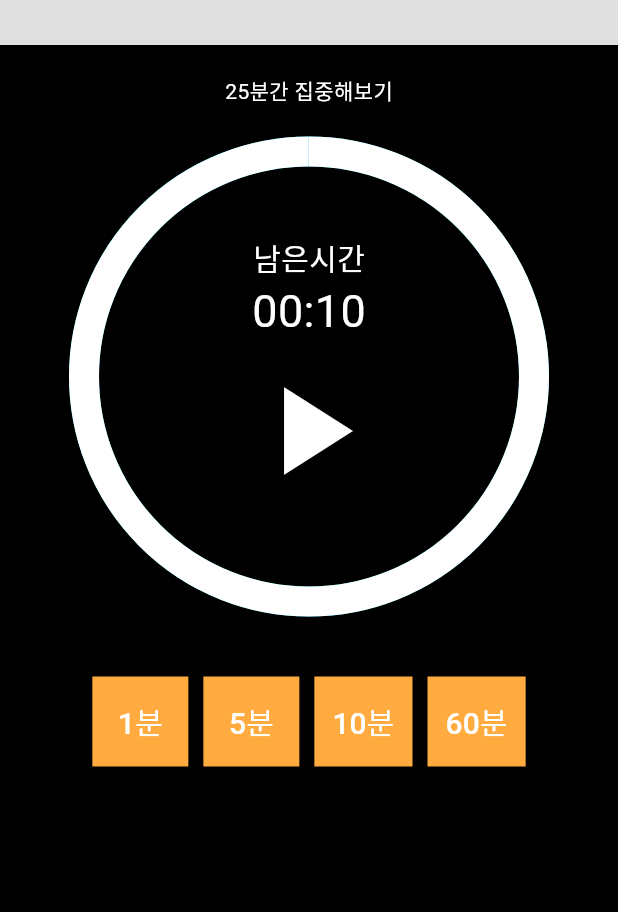
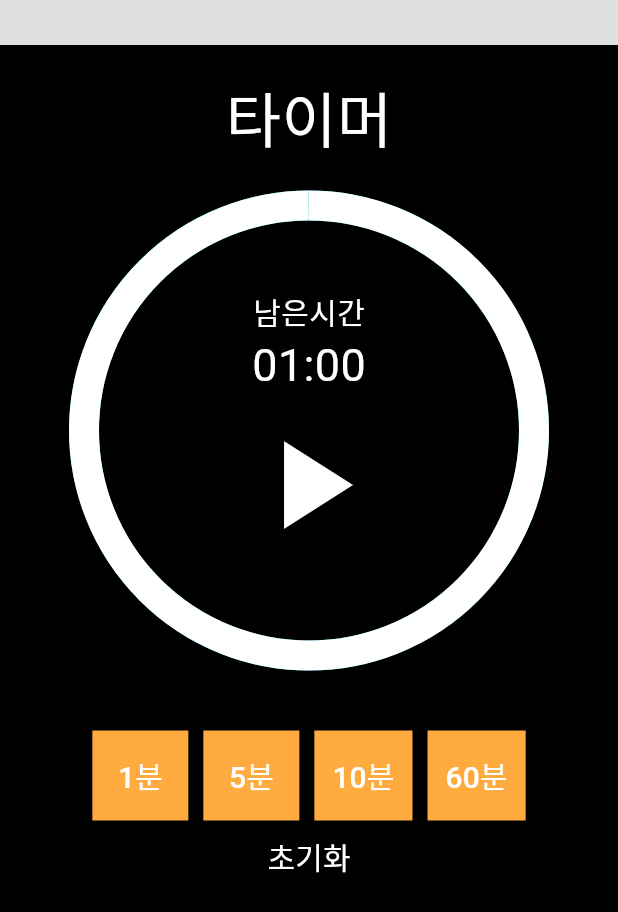
Before and after one commit to KimHyunSookhs/Timer_GetX, a Flutter app: the screen it shows after launch, on a phone screen of 412 x 824 dp. Shown: the top 912 px of the screen. Run offline on Flutter 3.47's test engine with Material 3 defaults, Android fonts, the phone set to English and light mode, and no system bars; our stand-ins replace get.

Commit message:
feat : 타이머 초기화 버튼 추가

```diff
--- a/lib/controller/timer_controller.dart
+++ b/lib/controller/timer_controller.dart
@@ -9,9 +9,9 @@ class TimerController extends GetxController {
   final isRunning = false.obs;
   final timerStatus = <TimerStatus>[].obs;
   final timeStatus = <TimeStatus>[].obs;
-  int maxSecond = 10;
+  int maxSecond = 60;
 
-  RxInt remainingSecond = 10.obs;
+  RxInt remainingSecond = 60.obs;
   late Timer timer;
 
   @override
@@ -52,6 +52,14 @@ class TimerController extends GetxController {
     }
   }
 
+  void resetTimer() {
+    timer.cancel();
+    isRunning.value = false;
+    maxSecond = 60;
+    remainingSecond.value = 60;
+    update();
+  }
+
   setTime(TimeStatus status) {
     maxSecond = status.seconds;
     remainingSecond.value = status.seconds;
--- a/lib/view/timer_view.dart
+++ b/lib/view/timer_view.dart
@@ -34,7 +34,10 @@ class _TimerViewState extends State<TimerView> {
                 return Column(
                   crossAxisAlignment: CrossAxisAlignment.center,
                   children: [
-                    Text('25분간 집중해보기', style: TextStyle(color: Colors.white)),
+                    Text(
+                      '타이머',
+                      style: TextStyle(color: Colors.white, fontSize: 40),
+                    ),
                     const SizedBox(height: 30),
                     SizedBox(
                       width: 300,
@@ -113,7 +116,6 @@ class _TimerViewState extends State<TimerView> {
                                 timerController.setTime(
                                   timerController.timeStatus[index],
                                 );
-                                print(timerController.timeStatus[index].value);
                               },
                               child: Text(
                                 '${timerController.timeStatus[index].value}분',
@@ -129,6 +131,15 @@ class _TimerViewState extends State<TimerView> {
                             const SizedBox(width: 10),
                       ),
                     ),
+                    TextButton(
+                      onPressed: () {
+                        timerController.resetTimer();
+                      },
+                      child: Text(
+                        '초기화',
+                        style: TextStyle(color: Colors.white, fontSize: 20),
+                      ),
+                    ),
                   ],
                 );
               },
```
